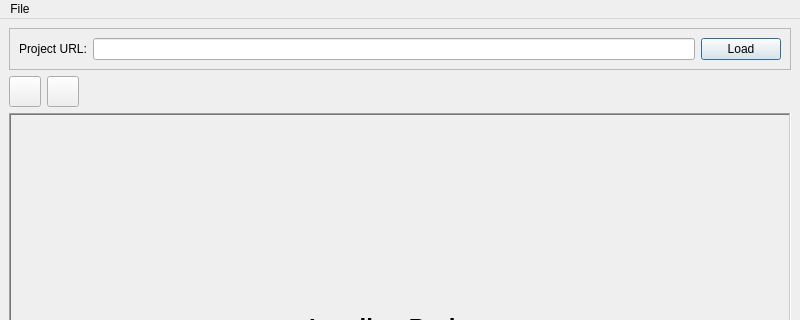
Old version of the form ui/mainwindow.ui in the repository adazem009/QScratchRuntime; both pictures show x 0 to 800 and y 0 to 320 of the 800 by 600 pixel window.
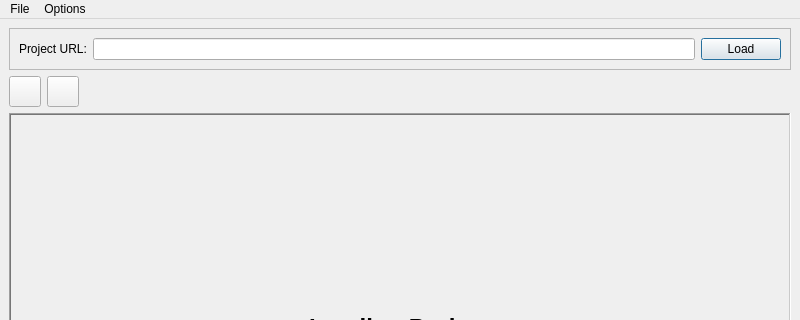
New version of the form. Icons and pictures are not drawn.

Commit message: mainwindow: Add change FPS option

Patch:
```diff
--- a/ui/mainwindow.ui
+++ b/ui/mainwindow.ui
@@ -232,7 +232,7 @@
      <x>0</x>
      <y>0</y>
      <width>800</width>
-     <height>30</height>
+     <height>23</height>
     </rect>
    </property>
    <widget class="QMenu" name="menuFile">
@@ -241,7 +241,14 @@
     </property>
     <addaction name="actionOpen"/>
    </widget>
+   <widget class="QMenu" name="menuOptions">
+    <property name="title">
+     <string>Options</string>
+    </property>
+    <addaction name="actionFps"/>
+   </widget>
    <addaction name="menuFile"/>
+   <addaction name="menuOptions"/>
   </widget>
   <action name="actionOpen">
    <property name="text">
```
Left out of the diff: 5 changed lines with no effect on the pictures. The commit also changes 2 other files.
